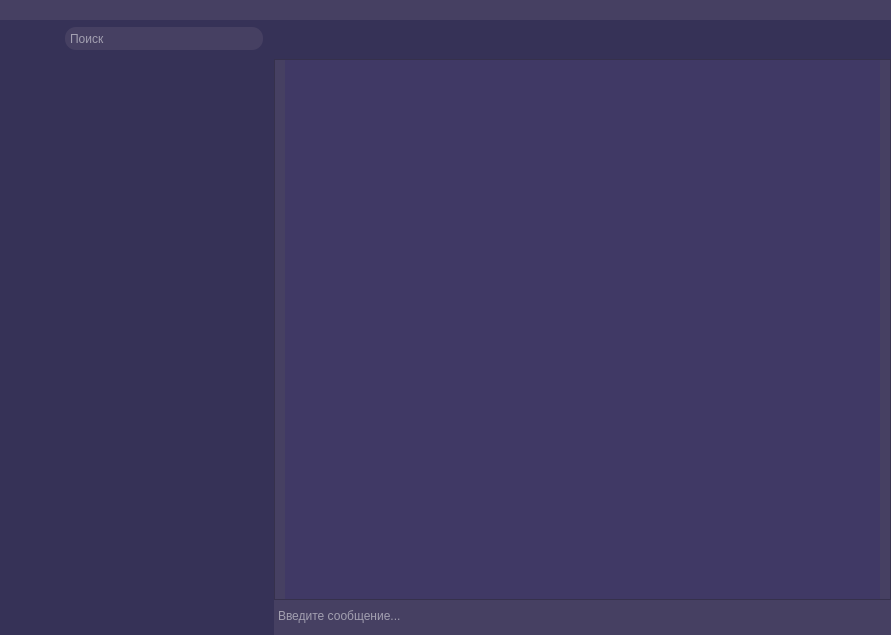
Qt form client/GUI/UI_MainWindow.ui (Vityshha/desktop-messenger) before a commit.
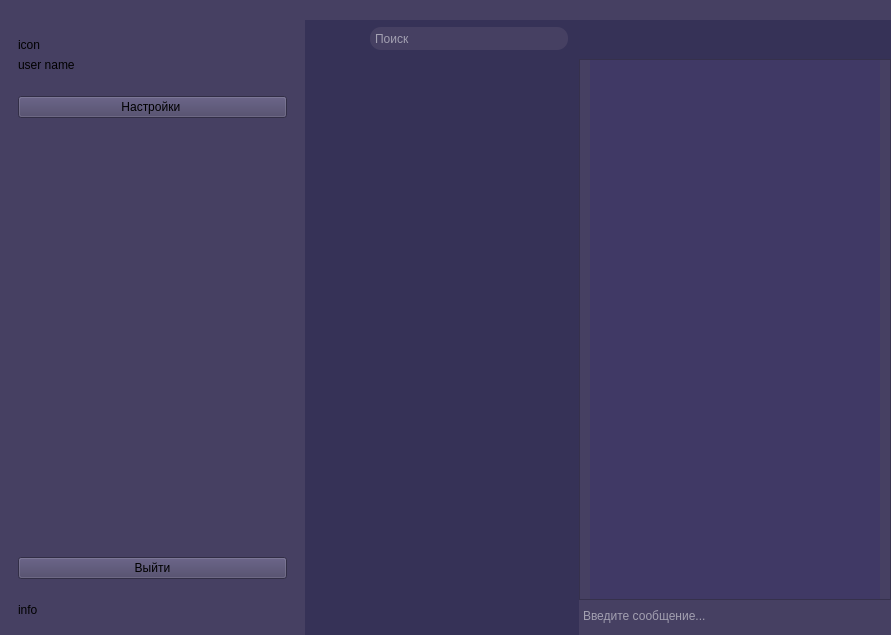
The same form after that commit. Icons and pictures are not drawn. Custom widgets are drawn as their Qt base class.

Commit message: add custom widget

The edit to the form file:
```diff
--- a/client/GUI/UI_MainWindow.ui
+++ b/client/GUI/UI_MainWindow.ui
@@ -188,6 +188,90 @@
           <property name="bottomMargin">
            <number>0</number>
           </property>
+          <item>
+           <widget class="QCustomSlideMenu" name="widget_2" native="true">
+            <property name="sizePolicy">
+             <sizepolicy hsizetype="MinimumExpanding" vsizetype="Preferred">
+              <horstretch>0</horstretch>
+              <verstretch>0</verstretch>
+             </sizepolicy>
+            </property>
+            <layout class="QVBoxLayout" name="verticalLayout_9">
+             <item alignment="Qt::AlignTop">
+              <widget class="QWidget" name="widget_3" native="true">
+               <layout class="QVBoxLayout" name="verticalLayout_10">
+                <item>
+                 <widget class="QLabel" name="label_2">
+                  <property name="text">
+                   <string>icon</string>
+                  </property>
+                 </widget>
+                </item>
+                <item alignment="Qt::AlignBottom">
+                 <widget class="QLabel" name="label_3">
+                  <property name="text">
+                   <string>user name</string>
+                  </property>
+                 </widget>
+                </item>
+               </layout>
+              </widget>
+             </item>
+             <item>
+              <widget class="QWidget" name="widget_4" native="true">
+               <property name="sizePolicy">
+                <sizepolicy hsizetype="Preferred" vsizetype="MinimumExpanding">
+                 <horstretch>0</horstretch>
+                 <verstretch>0</verstretch>
+                </sizepolicy>
+               </property>
+               <layout class="QVBoxLayout" name="verticalLayout_12">
+                <item>
+                 <widget class="QPushButton" name="pushButton">
+                  <property name="text">
+                   <string>Настройки </string>
+                  </property>
+                 </widget>
+                </item>
+                <item>
+                 <spacer name="verticalSpacer">
+                  <property name="orientation">
+                   <enum>Qt::Vertical</enum>
+                  </property>
+                  <property name="sizeHint" stdset="0">
+                   <size>
+                    <width>20</width>
+                    <height>40</height>
+                   </size>
+                  </property>
+                 </spacer>
+                </item>
+                <item>
+                 <widget class="QPushButton" name="pushButton_2">
+                  <property name="text">
+                   <string>Выйти</string>
+                  </property>
+                 </widget>
+                </item>
+               </layout>
+              </widget>
+             </item>
+             <item>
+              <widget class="QWidget" name="widget_5" native="true">
+               <layout class="QVBoxLayout" name="verticalLayout_11">
+                <item>
+                 <widget class="QLabel" name="label_4">
+                  <property name="text">
+                   <string>info</string>
+                  </property>
+                 </widget>
+                </item>
+               </layout>
+              </widget>
+             </item>
+            </layout>
+           </widget>
+          </item>
           <item alignment="Qt::AlignLeft">
            <widget class="QWidget" name="widget_left_main" native="true">
             <property name="sizePolicy">
@@ -310,7 +394,7 @@
                    <string>&lt;!DOCTYPE HTML PUBLIC &quot;-//W3C//DTD HTML 4.0//EN&quot; &quot;http://www.w3.org/TR/REC-html40/strict.dtd&quot;&gt;
 &lt;html&gt;&lt;head&gt;&lt;meta name=&quot;qrichtext&quot; content=&quot;1&quot; /&gt;&lt;style type=&quot;text/css&quot;&gt;
 p, li { white-space: pre-wrap; }
-&lt;/style&gt;&lt;/head&gt;&lt;body style=&quot; font-family:'MS Shell Dlg 2'; font-size:8.1pt; font-weight:400; font-style:normal;&quot;&gt;
+&lt;/style&gt;&lt;/head&gt;&lt;body style=&quot; font-family:'MS Shell Dlg 2'; font-size:8.25pt; font-weight:400; font-style:normal;&quot;&gt;
 &lt;p style=&quot;-qt-paragraph-type:empty; margin-top:0px; margin-bottom:0px; margin-left:0px; margin-right:0px; -qt-block-indent:0; text-indent:0px; font-family:'Segoe UI'; font-size:9pt;&quot;&gt;&lt;br /&gt;&lt;/p&gt;&lt;/body&gt;&lt;/html&gt;</string>
                   </property>
                   <property name="overwriteMode">
@@ -497,8 +581,8 @@
                      <rect>
                       <x>0</x>
                       <y>0</y>
-                      <width>615</width>
-                      <height>539</height>
+                      <width>306</width>
+                      <height>540</height>
                      </rect>
                     </property>
                     <layout class="QHBoxLayout" name="horizontalLayout_5">
@@ -642,7 +726,7 @@
                    <string>&lt;!DOCTYPE HTML PUBLIC &quot;-//W3C//DTD HTML 4.0//EN&quot; &quot;http://www.w3.org/TR/REC-html40/strict.dtd&quot;&gt;
 &lt;html&gt;&lt;head&gt;&lt;meta name=&quot;qrichtext&quot; content=&quot;1&quot; /&gt;&lt;style type=&quot;text/css&quot;&gt;
 p, li { white-space: pre-wrap; }
-&lt;/style&gt;&lt;/head&gt;&lt;body style=&quot; font-family:'MS Shell Dlg 2'; font-size:8.1pt; font-weight:400; font-style:normal;&quot;&gt;
+&lt;/style&gt;&lt;/head&gt;&lt;body style=&quot; font-family:'MS Shell Dlg 2'; font-size:8.25pt; font-weight:400; font-style:normal;&quot;&gt;
 &lt;p style=&quot;-qt-paragraph-type:empty; margin-top:0px; margin-bottom:0px; margin-left:0px; margin-right:0px; -qt-block-indent:0; text-indent:0px; font-family:'Segoe UI'; font-size:9pt;&quot;&gt;&lt;br /&gt;&lt;/p&gt;&lt;/body&gt;&lt;/html&gt;</string>
                   </property>
                   <property name="acceptRichText">
@@ -694,6 +778,14 @@
    </layout>
   </widget>
  </widget>
+ <customwidgets>
+  <customwidget>
+   <class>QCustomSlideMenu</class>
+   <extends>QWidget</extends>
+   <header location="global">Custom_Widgets.QCustomSlideMenu.h</header>
+   <container>1</container>
+  </customwidget>
+ </customwidgets>
  <resources/>
  <connections/>
 </ui>
```
The commit also changes 1 other file.
